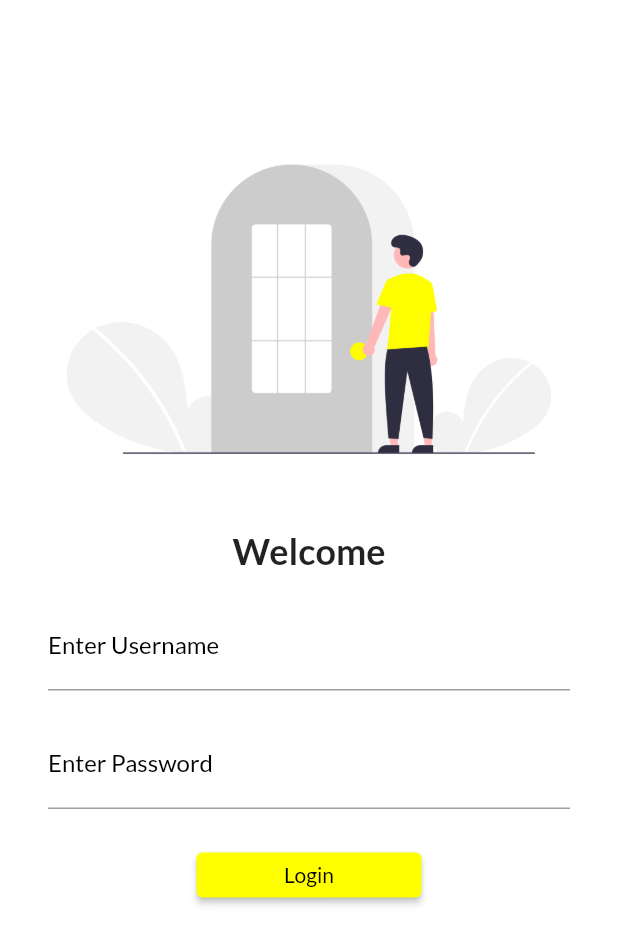
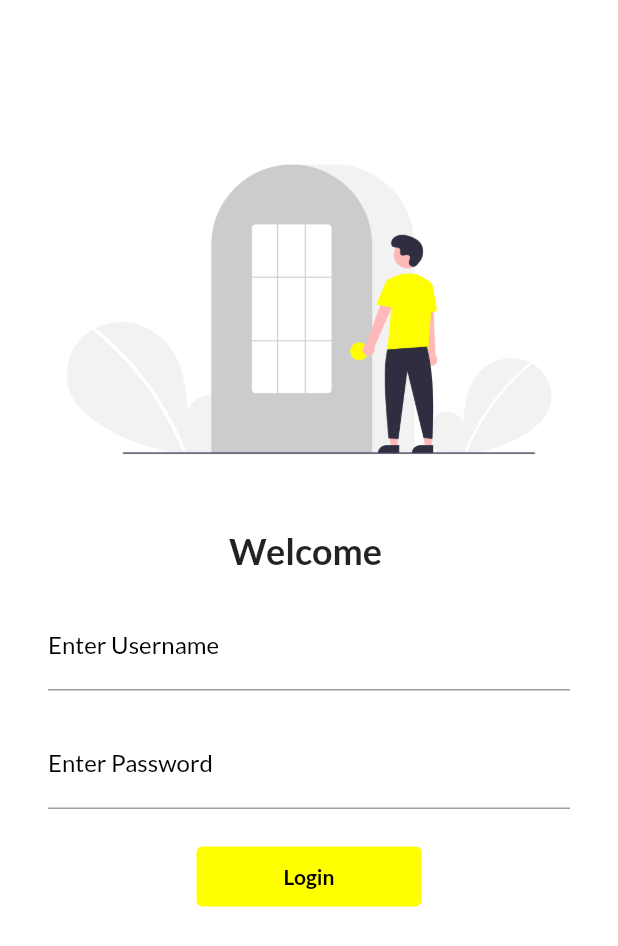
Before and after one commit to MuhammadIrtaza/30daysofFlutter, a Flutter app: the screen it shows after launch, on a phone screen of 412 x 824 dp. Shown: the top 946 px of the screen. Run offline on Flutter 3.47's test engine with Material 2 defaults, Android fonts, the phone set to English and light mode, and no system bars; our stand-ins replace google_fonts.

Commit message:
day 7 completed

```diff
--- a/lib/pages/loginpage.dart
+++ b/lib/pages/loginpage.dart
@@ -1,10 +1,16 @@
-import 'package:day2/pages/homepage.dart';
 import 'package:day2/utils/routes.dart';
 import 'package:flutter/material.dart';
 
-class Loginpage extends StatelessWidget {
+class Loginpage extends StatefulWidget {
   const Loginpage({Key? key}) : super(key: key);
 
+  @override
+  _LoginpageState createState() => _LoginpageState();
+}
+
+class _LoginpageState extends State<Loginpage> {
+  String name = "";
+  bool changebutton = false;
   @override
   Widget build(BuildContext context) {
     return Material(
@@ -21,7 +27,7 @@ class Loginpage extends StatelessWidget {
               ),
               SizedBox(height: 20),
               Text(
-                "Welcome",
+                "Welcome $name",
                 style: TextStyle(fontSize: 24, fontWeight: FontWeight.bold),
               ),
               Padding(
@@ -39,6 +45,11 @@ class Loginpage extends StatelessWidget {
                         labelStyle: TextStyle(color: Colors.black),
                         labelText: "Enter Username",
                       ),
+                      // ignore: non_constant_identifier_names
+                      onChanged: (ValueKey) {
+                        name = ValueKey;
+                        setState(() {});
+                      },
                     ),
                     SizedBox(
                       height: 20,
@@ -55,20 +66,52 @@ class Loginpage extends StatelessWidget {
                           labelText: "Enter Password"),
                     ),
                     SizedBox(
-                      height: 20,
+                      height: 25,
                     ),
-                    ElevatedButton(
-                      style: ElevatedButton.styleFrom(
-                          primary: Colors.yellowAccent,
-                          minimumSize: Size(150, 30)),
-                      onPressed: () {
+
+                    InkWell(
+                      onTap: () async {
+                        setState(() {
+                          changebutton = true;
+                        });
+                        await Future.delayed(
+                          Duration(seconds: 1),
+                        );
                         Navigator.pushNamed(context, MyRoutes.homepage);
                       },
-                      child: Text(
-                        "Login",
-                        style: TextStyle(color: Colors.black),
+                      child: AnimatedContainer(
+                        duration: Duration(seconds: 1),
+                        height: 40,
+                        width: changebutton ? 40 : 150,
+                        alignment: Alignment.center,
+                        child: changebutton
+                            ? Icon(Icons.done)
+                            : Text(
+                                "Login",
+                                style: TextStyle(
+                                    color: Colors.black,
+                                    fontWeight: FontWeight.bold),
+                              ),
+                        decoration: BoxDecoration(
+                          color: Colors.yellowAccent,
+                          borderRadius:
+                              BorderRadius.circular(changebutton ? 25 : 4),
+                        ),
                       ),
                     ),
+
+                    // ElevatedButton(
+                    //   style: ElevatedButton.styleFrom(
+                    //       primary: Colors.yellowAccent,
+                    //       minimumSize: Size(150, 30)),
+                    //   onPressed: () {
+                    //     Navigator.pushNamed(context, MyRoutes.homepage);
+                    //   },
+                    //   child: Text(
+                    //     "Login",
+                    //     style: TextStyle(color: Colors.black),
+                    //   ),
+                    // ),
                   ],
                 ),
               ),
```
